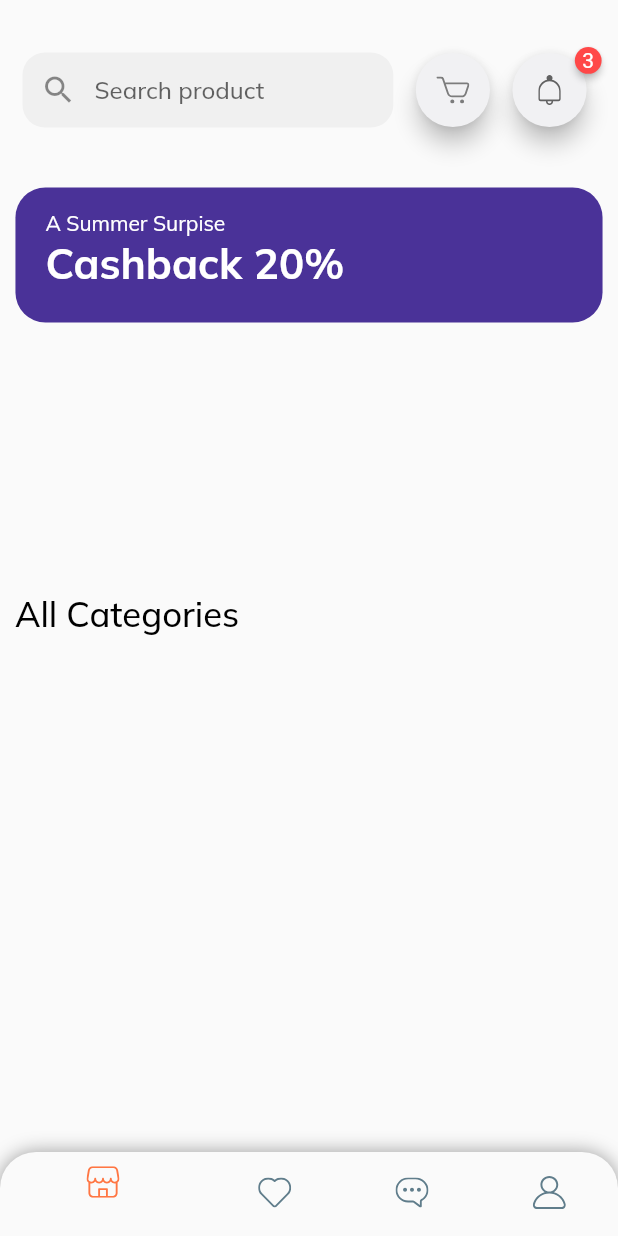
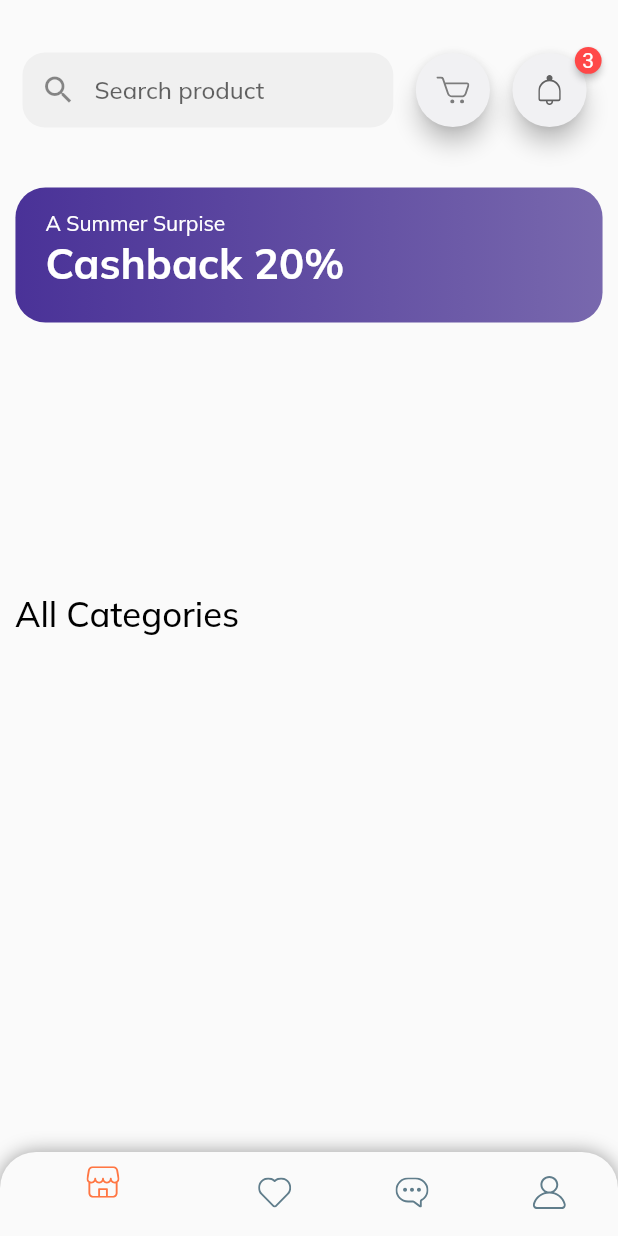
Before and after one commit to SabahTARTIR365/e-commerce-simple-app, a Flutter app: the CustomerHomeScreen screen opened directly, on a phone screen of 412 x 824 dp. Run offline on Flutter 3.47's test engine with Material 2 defaults, Android fonts, the phone set to English and light mode, and no system bars; drawn by our look-alikes of badges, carousel_slider; our stand-ins replace cloud_firestore, firebase_auth, firebase_core, firebase_storage, flutter_svg, google_fonts and 3 more; accounts and stored records are empty.

Commit message:
fix category flow

```diff
--- a/lib/admin/views/components/discount_widget.dart
+++ b/lib/admin/views/components/discount_widget.dart
@@ -18,7 +18,13 @@ class DiscountWidget extends StatelessWidget
       vertical: 15,
     ),
     decoration: BoxDecoration(
-      color: Color(0xFF4A3298),
+      gradient:  LinearGradient(
+        colors: [
+          Color(0xff4A3298),//.withOpacity(0.6),
+          Color(0xFF412A8D).withOpacity(0.7),
+        ],
+      ),
+
       borderRadius: BorderRadius.circular(20),
     ),
     child:  Text.rich(
```
Also changed, not shown: lib/customer/views/components/customer_home_widget.dart (+23 -9 lines).
